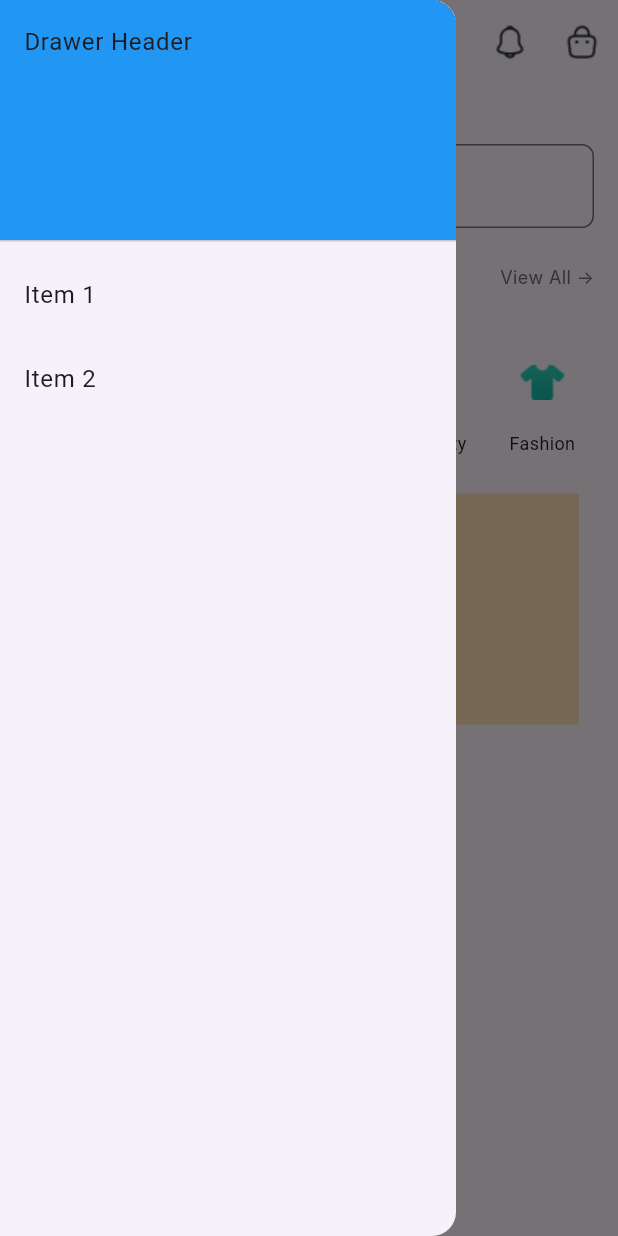
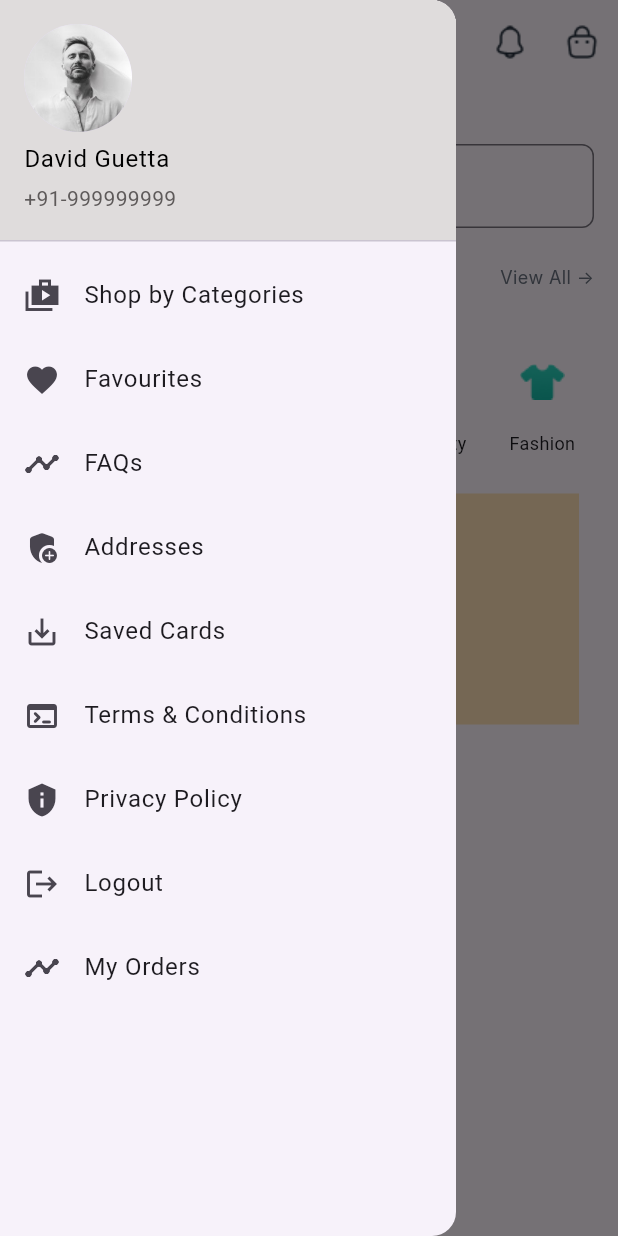
Before and after one commit to ozcann159/bee_store, a Flutter app: the screen it shows after launch, with the side drawer open, on a phone screen of 412 x 824 dp. Run offline on Flutter 3.47's test engine with Material 3 defaults, Android fonts, the phone set to English and light mode, and no system bars; Roboto replaces fonts that are missing (Inter).

Commit message:
drawer menu add

```diff
--- a/lib/Home_Screen.dart
+++ b/lib/Home_Screen.dart
@@ -26,29 +26,84 @@ class _HomeScreenState extends State<HomeScreen> {
         ],
       ),
       drawer: Drawer(
-        child: ListView(
-          padding: EdgeInsets.zero,
-          children: [
-            const DrawerHeader(
-              decoration: BoxDecoration(
-                color: Colors.blue,
+        child: Column(children: [
+          const UserAccountsDrawerHeader(
+            accountName: Text(
+              'David Guetta',
+              style: TextStyle(color: Colors.black),
             ),
-              child: Text('Drawer Header'),
+            accountEmail: Text('+91-999999999',
+                style: TextStyle(color: Color.fromARGB(255, 94, 90, 90))),
+            currentAccountPicture: CircleAvatar(
+              foregroundImage: AssetImage("assets/david.png"),
+            ),
+            decoration:
+                BoxDecoration(color: Color.fromARGB(255, 223, 220, 220)),
           ),
           ListTile(
-              title: const Text('Item 1'),
+            leading: Icon(Icons.shop_2_sharp),
+            title: const Text('Shop by Categories'),
             onTap: () {
               // Drawer içindeki öğeye tıklama işlemleri
             },
           ),
           ListTile(
-              title: const Text('Item 2'),
+            leading: Icon(Icons.favorite),
+            title: const Text('Favourites'),
             onTap: () {
               // Drawer içindeki öğeye tıklama işlemleri
             },
           ),
-          ],
+          ListTile(
+            leading: Icon(Icons.timeline_sharp),
+            title: const Text('FAQs'),
+            onTap: () {
+              // Drawer içindeki öğeye tıklama işlemleri
+            },
           ),
+          ListTile(
+            leading: Icon(Icons.add_moderator_rounded),
+            title: const Text('Addresses'),
+            onTap: () {
+              // Drawer içindeki öğeye tıklama işlemleri
+            },
+          ),
+          ListTile(
+            leading: Icon(Icons.save_alt_outlined),
+            title: const Text('Saved Cards'),
+            onTap: () {
+              // Drawer içindeki öğeye tıklama işlemleri
+            },
+          ),
+          ListTile(
+            leading: Icon(Icons.terminal_rounded),
+            title: const Text('Terms & Conditions'),
+            onTap: () {
+              // Drawer içindeki öğeye tıklama işlemleri
+            },
+          ),
+          ListTile(
+            leading: Icon(Icons.privacy_tip),
+            title: const Text('Privacy Policy'),
+            onTap: () {
+              // Drawer içindeki öğeye tıklama işlemleri
+            },
+          ),
+          ListTile(
+            leading: Icon(Icons.logout),
+            title: const Text('Logout'),
+            onTap: () {
+              // Drawer içindeki öğeye tıklama işlemleri
+            },
+          ),
+          ListTile(
+            leading: Icon(Icons.timeline_sharp),
+            title: const Text('My Orders'),
+            onTap: () {
+              // Drawer içindeki öğeye tıklama işlemleri
+            },
+          ),
+        ]),
       ),
       body: Column(
         children: [
@@ -126,29 +181,85 @@ class _HomeScreenState extends State<HomeScreen> {
             ),
           ),
           SizedBox(height: 20),
-          Stack(
+          Container(
+            width: 360,
+            height: 154,
+            child: Stack(
               children: [
-              Container(
+                Positioned(
+                  left: 0,
+                  top: 0,
+                  child: Container(
                     width: 360,
                     height: 154,
                     decoration: BoxDecoration(color: Color(0xFFFFE0B7)),
                   ),
+                ),
                 Positioned(
-                top: 50, // Text'in yüksekliğini ayarlayabilirsiniz
-                left: 20, // Text'in sol boşluğunu ayarlayabilirsiniz
+                  left: 16,
+                  top: 31,
+                  child: Container(
+                    width: 148,
+                    height: 92,
+                    child: Stack(
+                      children: [
+                        Positioned(
+                          left: 0,
+                          top: 0,
+                          child: SizedBox(
+                            width: 148,
                             child: Text(
-                  'MIN 15%',
+                              'MIN 15% OFF',
                               style: TextStyle(
                                 color: Color(0xFF3E1304),
                                 fontSize: 24,
                                 fontFamily: 'Inter',
                                 fontWeight: FontWeight.w700,
-                    height: 0.05,
+                                height: 1.2, // Yükseklik ayarı düzenlendi
                                 letterSpacing: 2.88,
                               ),
                             ),
                           ),
+                        ),
+                        Positioned(
+                          left: 0,
+                          top: 70,
+                          child: Container(
+                            width: 70,
+                            height: 22,
+                            padding: const EdgeInsets.symmetric(
+                                horizontal: 8, vertical: 6),
+                            decoration: ShapeDecoration(
+                              color: Color(0xFFCC6522),
+                              shape: RoundedRectangleBorder(
+                                  borderRadius: BorderRadius.circular(2)),
+                            ),
+                            child: Row(
+                              mainAxisSize: MainAxisSize.min,
+                              mainAxisAlignment: MainAxisAlignment.center,
+                              crossAxisAlignment: CrossAxisAlignment.center,
+                              children: [
+                                Text(
+                                  'SHOP NOW',
+                                  style: TextStyle(
+                                    color: Colors.white,
+                                    fontSize: 8,
+                                    fontFamily: 'Inter',
+                                    fontWeight: FontWeight.w700,
+                                    height: 1.2, // Yükseklik ayarı düzenlendi
+                                    letterSpacing: 1.20,
+                                  ),
+                                ),
                               ],
+                            ),
+                          ),
+                        ),
+                      ],
+                    ),
+                  ),
+                ),
+              ],
+            ),
           )
         ],
       ),
--- a/pubspec.yaml
+++ b/pubspec.yaml
@@ -66,7 +66,7 @@ flutter:
     - assets/frame1.png
     - assets/frame2.png
     - assets/Vector4.png
-    - assets/banner.png
+    - assets/david.png
 
   # An image asset can refer to one or more resolution-specific "variants", see
   # https://flutter.dev/assets-and-images/#resolution-aware
```
Also changed, not shown: assets/banner.png (deleted), assets/david.png (added), 1 other file. Lines whose indentation alone changed are shown as unchanged.
